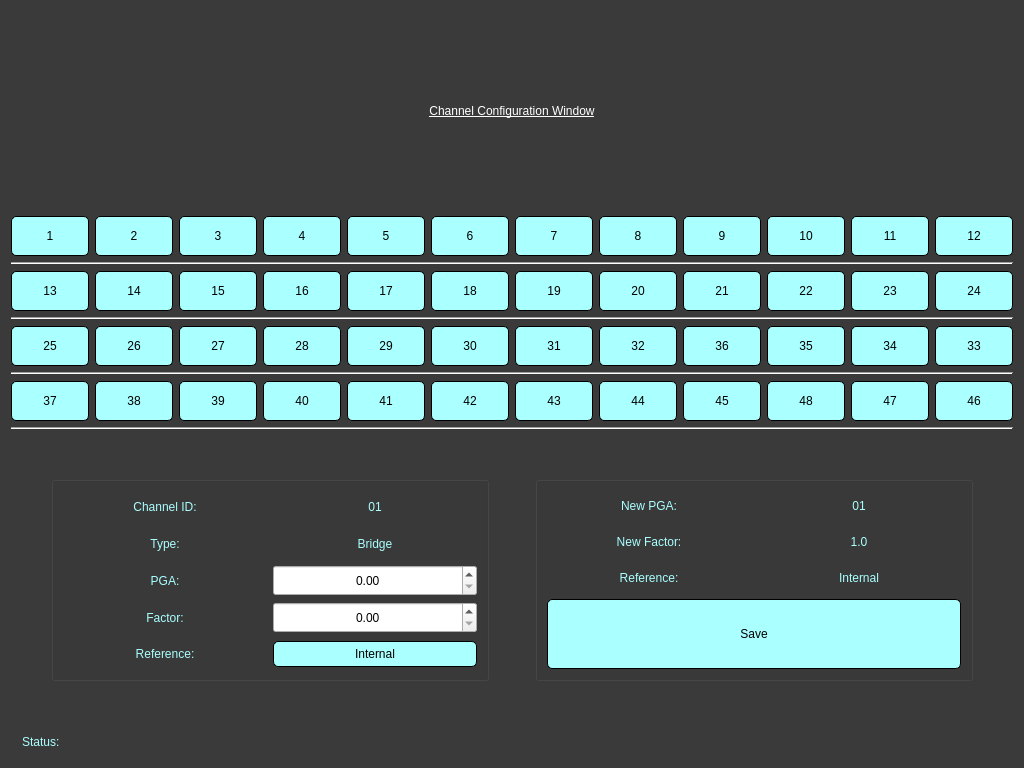
Above: configchwin.ui from Mubshr07/DAQ before the change. Below: the same form after it.
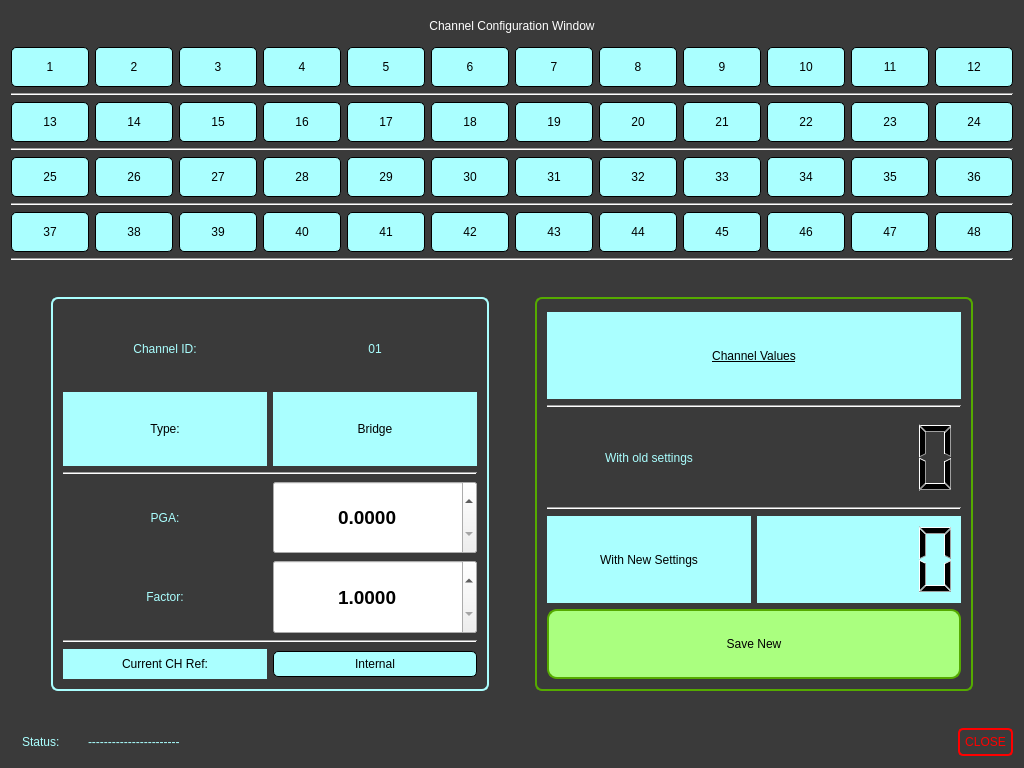
That is the form after the change.

Commit message: saving progress of SettingsFile making and old settings loader on startup

Diff of the .ui file:
```diff
--- a/configchwin.ui
+++ b/configchwin.ui
@@ -54,11 +54,17 @@
   <layout class="QVBoxLayout" name="verticalLayout_4">
    <item>
     <widget class="QLabel" name="label">
+     <property name="sizePolicy">
+      <sizepolicy hsizetype="Preferred" vsizetype="Fixed">
+       <horstretch>0</horstretch>
+       <verstretch>0</verstretch>
+      </sizepolicy>
+     </property>
      <property name="styleSheet">
       <string notr="true">color:white;
 font:700 26pt &quot;Old English Text MT &quot;;
 font:700 26pt &quot;URW Bookman [UKWN]&quot;;
-text-decoration:underline;</string>
+/*text-decoration:underline;*/</string>
      </property>
      <property name="text">
       <string>Channel Configuration Window</string>
@@ -348,6 +354,25 @@
          </property>
         </widget>
        </item>
+       <item>
+        <widget class="QPushButton" name="pb_channel_13">
+         <property name="minimumSize">
+          <size>
+           <width>60</width>
+           <height>40</height>
+          </size>
+         </property>
+         <property name="accessibleName">
+          <string>13</string>
+         </property>
+         <property name="text">
+          <string>14</string>
+         </property>
+         <property name="checkable">
+          <bool>true</bool>
+         </property>
+        </widget>
+       </item>
        <item>
         <widget class="QPushButton" name="pb_channel_14">
          <property name="minimumSize">
@@ -357,25 +382,6 @@
           </size>
          </property>
          <property name="accessibleName">
-          <string>13</string>
-         </property>
-         <property name="text">
-          <string>14</string>
-         </property>
-         <property name="checkable">
-          <bool>true</bool>
-         </property>
-        </widget>
-       </item>
-       <item>
-        <widget class="QPushButton" name="pb_channel_74">
-         <property name="minimumSize">
-          <size>
-           <width>60</width>
-           <height>40</height>
-          </size>
-         </property>
-         <property name="accessibleName">
           <string>14</string>
          </property>
          <property name="text">
@@ -721,7 +727,64 @@
         </widget>
        </item>
        <item>
-        <widget class="QPushButton" name="pb_channel_71">
+        <widget class="QPushButton" name="pb_channel_32">
+         <property name="minimumSize">
+          <size>
+           <width>60</width>
+           <height>40</height>
+          </size>
+         </property>
+         <property name="accessibleName">
+          <string>32</string>
+         </property>
+         <property name="text">
+          <string>33</string>
+         </property>
+         <property name="checkable">
+          <bool>true</bool>
+         </property>
+        </widget>
+       </item>
+       <item>
+        <widget class="QPushButton" name="pb_channel_33">
+         <property name="minimumSize">
+          <size>
+           <width>60</width>
+           <height>40</height>
+          </size>
+         </property>
+         <property name="accessibleName">
+          <string>33</string>
+         </property>
+         <property name="text">
+          <string>34</string>
+         </property>
+         <property name="checkable">
+          <bool>true</bool>
+         </property>
+        </widget>
+       </item>
+       <item>
+        <widget class="QPushButton" name="pb_channel_34">
+         <property name="minimumSize">
+          <size>
+           <width>60</width>
+           <height>40</height>
+          </size>
+         </property>
+         <property name="accessibleName">
+          <string>34</string>
+         </property>
+         <property name="text">
+          <string>35</string>
+         </property>
+         <property name="checkable">
+          <bool>true</bool>
+         </property>
+        </widget>
+       </item>
+       <item>
+        <widget class="QPushButton" name="pb_channel_35">
          <property name="minimumSize">
           <size>
            <width>60</width>
@@ -739,63 +802,6 @@
          </property>
         </widget>
        </item>
-       <item>
-        <widget class="QPushButton" name="pb_channel_70">
-         <property name="minimumSize">
-          <size>
-           <width>60</width>
-           <height>40</height>
-          </size>
-         </property>
-         <property name="accessibleName">
-          <string>34</string>
-         </property>
-         <property name="text">
-          <string>35</string>
-         </property>
-         <property name="checkable">
-          <bool>true</bool>
-         </property>
-        </widget>
-       </item>
-       <item>
-        <widget class="QPushButton" name="pb_channel_69">
-         <property name="minimumSize">
-          <size>
-           <width>60</width>
-           <height>40</height>
-          </size>
-         </property>
-         <property name="accessibleName">
-          <string>33</string>
-         </property>
-         <property name="text">
-          <string>34</string>
-         </property>
-         <property name="checkable">
-          <bool>true</bool>
-         </property>
-        </widget>
-       </item>
-       <item>
-        <widget class="QPushButton" name="pb_channel_68">
-         <property name="minimumSize">
-          <size>
-           <width>60</width>
-           <height>40</height>
-          </size>
-         </property>
-         <property name="accessibleName">
-          <string>32</string>
-         </property>
-         <property name="text">
-          <string>33</string>
-         </property>
-         <property name="checkable">
-          <bool>true</bool>
-         </property>
-        </widget>
-       </item>
       </layout>
      </item>
      <item>
@@ -982,7 +988,45 @@
         </widget>
        </item>
        <item>
-        <widget class="QPushButton" name="pb_channel_95">
+        <widget class="QPushButton" name="pb_channel_45">
+         <property name="minimumSize">
+          <size>
+           <width>60</width>
+           <height>40</height>
+          </size>
+         </property>
+         <property name="accessibleName">
+          <string>45</string>
+         </property>
+         <property name="text">
+          <string>46</string>
+         </property>
+         <property name="checkable">
+          <bool>true</bool>
+         </property>
+        </widget>
+       </item>
+       <item>
+        <widget class="QPushButton" name="pb_channel_46">
+         <property name="minimumSize">
+          <size>
+           <width>60</width>
+           <height>40</height>
+          </size>
+         </property>
+         <property name="accessibleName">
+          <string>46</string>
+         </property>
+         <property name="text">
+          <string>47</string>
+         </property>
+         <property name="checkable">
+          <bool>true</bool>
+         </property>
+        </widget>
+       </item>
+       <item>
+        <widget class="QPushButton" name="pb_channel_47">
          <property name="minimumSize">
           <size>
            <width>60</width>
@@ -1000,44 +1044,6 @@
          </property>
         </widget>
        </item>
-       <item>
-        <widget class="QPushButton" name="pb_channel_94">
-         <property name="minimumSize">
-          <size>
-           <width>60</width>
-           <height>40</height>
-          </size>
-         </property>
-         <property name="accessibleName">
-          <string>46</string>
-         </property>
-         <property name="text">
-          <string>47</string>
-         </property>
-         <property name="checkable">
-          <bool>true</bool>
-         </property>
-        </widget>
-       </item>
-       <item>
-        <widget class="QPushButton" name="pb_channel_93">
-         <property name="minimumSize">
-          <size>
-           <width>60</width>
-           <height>40</height>
-          </size>
-         </property>
-         <property name="accessibleName">
-          <string>45</string>
-         </property>
-         <property name="text">
-          <string>46</string>
-         </property>
-         <property name="checkable">
-          <bool>true</bool>
-         </property>
-        </widget>
-       </item>
       </layout>
      </item>
      <item>
@@ -1060,7 +1066,7 @@
      <property name="sizeHint" stdset="0">
       <size>
        <width>20</width>
-       <height>40</height>
+       <height>30</height>
       </size>
      </property>
     </spacer>
@@ -1085,6 +1091,18 @@
      </item>
      <item>
       <widget class="QGroupBox" name="groupBox">
+       <property name="sizePolicy">
+        <sizepolicy hsizetype="Preferred" vsizetype="Expanding">
+         <horstretch>0</horstretch>
+         <verstretch>0</verstretch>
+        </sizepolicy>
+       </property>
+       <property name="styleSheet">
+        <string notr="true">#groupBox {
+border:2px solid rgb(170, 255, 255);
+border-radius:7px;
+}</string>
+       </property>
        <property name="title">
         <string/>
        </property>
@@ -1102,7 +1120,7 @@
            </widget>
           </item>
           <item>
-           <widget class="QLabel" name="label_7">
+           <widget class="QLabel" name="lbl_Channel_ID">
             <property name="text">
              <string>01</string>
             </property>
@@ -1117,6 +1135,10 @@
          <layout class="QHBoxLayout" name="horizontalLayout_2">
           <item>
            <widget class="QLabel" name="label_3">
+            <property name="styleSheet">
+             <string notr="true">background-color:rgb(170, 255, 255);
+color:rgb(0, 0, 0);</string>
+            </property>
             <property name="text">
              <string>Type:</string>
             </property>
@@ -1126,7 +1148,11 @@
            </widget>
           </item>
           <item>
-           <widget class="QLabel" name="label_8">
+           <widget class="QLabel" name="lbl_Channel_Type">
+            <property name="styleSheet">
+             <string notr="true">background-color:rgb(170, 255, 255);
+color:rgb(0, 0, 0);</string>
+            </property>
             <property name="text">
              <string>Bridge</string>
             </property>
@@ -1137,6 +1163,13 @@
           </item>
          </layout>
         </item>
+        <item>
+         <widget class="Line" name="line_7">
+          <property name="orientation">
+           <enum>Qt::Horizontal</enum>
+          </property>
+         </widget>
+        </item>
         <item>
          <layout class="QHBoxLayout" name="horizontalLayout_3">
           <item>
@@ -1157,9 +1190,19 @@
               <verstretch>0</verstretch>
              </sizepolicy>
             </property>
+            <property name="font">
+             <font>
+              <pointsize>14</pointsize>
+              <weight>75</weight>
+              <bold>true</bold>
+             </font>
+            </property>
             <property name="alignment">
              <set>Qt::AlignCenter</set>
             </property>
+            <property name="decimals">
+             <number>4</number>
+            </property>
            </widget>
           </item>
          </layout>
@@ -1184,19 +1227,43 @@
               <verstretch>0</verstretch>
              </sizepolicy>
             </property>
+            <property name="font">
+             <font>
+              <pointsize>14</pointsize>
+              <weight>75</weight>
+              <bold>true</bold>
+             </font>
+            </property>
             <property name="alignment">
              <set>Qt::AlignCenter</set>
             </property>
+            <property name="decimals">
+             <number>4</number>
+            </property>
+            <property name="minimum">
+             <double>1.000000000000000</double>
+            </property>
            </widget>
           </item>
          </layout>
         </item>
+        <item>
+         <widget class="Line" name="line_8">
+          <property name="orientation">
+           <enum>Qt::Horizontal</enum>
+          </property>
+         </widget>
+        </item>
         <item>
          <layout class="QHBoxLayout" name="horizontalLayout_5">
           <item>
            <widget class="QLabel" name="label_6">
+            <property name="styleSheet">
+             <string notr="true">background-color:rgb(170, 255, 255);
+color:rgb(0, 0, 0);</string>
+            </property>
             <property name="text">
-             <string>Reference:</string>
+             <string>Current CH Ref:</string>
             </property>
             <property name="alignment">
              <set>Qt::AlignCenter</set>
@@ -1233,6 +1300,18 @@
      </item>
      <item>
       <widget class="QGroupBox" name="groupBox_2">
+       <property name="sizePolicy">
+        <sizepolicy hsizetype="Preferred" vsizetype="Expanding">
+         <horstretch>0</horstretch>
+         <verstretch>0</verstretch>
+        </sizepolicy>
+       </property>
+       <property name="styleSheet">
+        <string notr="true">#groupBox_2 {
+border:2px solid  rgb(85, 170, 0);
+border-radius:7px;
+}</string>
+       </property>
        <property name="title">
         <string/>
        </property>
@@ -1241,18 +1320,13 @@
          <layout class="QHBoxLayout" name="horizontalLayout_8">
           <item>
            <widget class="QLabel" name="label_13">
-            <property name="text">
-             <string>New PGA:</string>
+            <property name="styleSheet">
+             <string notr="true">background-color:rgb(170, 255, 255);
+color:rgb(0, 0, 0);
+text-decoration:underline;</string>
             </property>
-            <property name="alignment">
-             <set>Qt::AlignCenter</set>
-            </property>
-           </widget>
-          </item>
-          <item>
-           <widget class="QLabel" name="label_9">
             <property name="text">
-             <string>01</string>
+             <string>Channel Values</string>
             </property>
             <property name="alignment">
              <set>Qt::AlignCenter</set>
@@ -1262,49 +1336,63 @@
          </layout>
         </item>
         <item>
-         <layout class="QHBoxLayout" name="horizontalLayout_13">
+         <widget class="Line" name="line_6">
+          <property name="orientation">
+           <enum>Qt::Horizontal</enum>
+          </property>
+         </widget>
+        </item>
+        <item>
+         <layout class="QHBoxLayout" name="horizontalLayout_19">
           <item>
-           <widget class="QLabel" name="label_14">
+           <widget class="QLabel" name="label_20">
             <property name="text">
-             <string>New Factor:</string>
+             <string>With old settings</string>
             </property>
             <property name="alignment">
              <set>Qt::AlignCenter</set>
             </property>
+            <property name="wordWrap">
+             <bool>true</bool>
+            </property>
            </widget>
           </item>
           <item>
-           <widget class="QLabel" name="label_10">
-            <property name="text">
-             <string>1.0</string>
-            </property>
-            <property name="alignment">
-             <set>Qt::AlignCenter</set>
-            </property>
-           </widget>
+           <widget class="QLCDNumber" name="lcd_Ch_Value_OLD"/>
           </item>
          </layout>
         </item>
         <item>
-         <layout class="QHBoxLayout" name="horizontalLayout_16">
+         <widget class="Line" name="line_5">
+          <property name="orientation">
+           <enum>Qt::Horizontal</enum>
+          </property>
+         </widget>
+        </item>
+        <item>
+         <layout class="QHBoxLayout" name="horizontalLayout_18">
           <item>
-           <widget class="QLabel" name="label_17">
+           <widget class="QLabel" name="label_19">
+            <property name="styleSheet">
+             <string notr="true">background-color:rgb(170, 255, 255);
+color:rgb(0, 0, 0);</string>
+            </property>
             <property name="text">
-             <string>Reference:</string>
+             <string>With New Settings</string>
             </property>
             <property name="alignment">
              <set>Qt::AlignCenter</set>
             </property>
+            <property name="wordWrap">
+             <bool>true</bool>
+            </property>
            </widget>
           </item>
           <item>
-           <widget class="QLabel" name="label_12">
-            <property name="text">
-             <string>Internal</string>
+           <widget class="QLCDNumber" name="lcd_Ch_Value_New">
+            <property name="styleSheet">
+             <string notr="true">background-color:rgb(170, 255, 255); </string>
             </property>
-            <property name="alignment">
-             <set>Qt::AlignCenter</set>
-            </property>
            </widget>
           </item>
          </layout>
@@ -1317,8 +1405,14 @@
             <height>70</height>
            </size>
           </property>
+          <property name="styleSheet">
+           <string notr="true">font: 750 24pt &quot;MS Shell Dlg 2&quot;;
+background-color: rgb(170, 255, 127);
+border:2px solid rgb(85, 170, 0);
+border-radius:10px;</string>
+          </property>
           <property name="text">
-           <string>Save</string>
+           <string>Save New</string>
           </property>
          </widget>
         </item>
@@ -1354,26 +1448,65 @@
      <property name="sizeHint" stdset="0">
       <size>
        <width>20</width>
-       <height>40</height>
+       <height>30</height>
       </size>
      </property>
     </spacer>
    </item>
    <item>
-    <widget class="QLabel" name="label_15">
-     <property name="sizePolicy">
-      <sizepolicy hsizetype="Preferred" vsizetype="Fixed">
-       <horstretch>0</horstretch>
-       <verstretch>0</verstretch>
-      </sizepolicy>
-     </property>
-     <property name="styleSheet">
-      <string notr="true">font: 13pt &quot;MS Shell Dlg 2&quot;;</string>
-     </property>
-     <property name="text">
-      <string>Status:</string>
-     </property>
-    </widget>
+    <layout class="QHBoxLayout" name="horizontalLayout_7">
+     <item>
+      <widget class="QLabel" name="label_7">
+       <property name="sizePolicy">
+        <sizepolicy hsizetype="Fixed" vsizetype="Fixed">
+         <horstretch>0</horstretch>
+         <verstretch>0</verstretch>
+        </sizepolicy>
+       </property>
+       <property name="styleSheet">
+        <string notr="true">font: 13pt &quot;MS Shell Dlg 2&quot;;</string>
+       </property>
+       <property name="text">
+        <string>Status:</string>
+       </property>
+      </widget>
+     </item>
+     <item>
+      <widget class="QLabel" name="lbl_Status">
+       <property name="sizePolicy">
+        <sizepolicy hsizetype="Preferred" vsizetype="Fixed">
+         <horstretch>0</horstretch>
+         <verstretch>0</verstretch>
+        </sizepolicy>
+       </property>
+       <property name="styleSheet">
+        <string notr="true">font: 13pt &quot;MS Shell Dlg 2&quot;;</string>
+       </property>
+       <property name="text">
+        <string>-----------------------</string>
+       </property>
+      </widget>
+     </item>
+     <item>
+      <widget class="QPushButton" name="pb_WindowClose">
+       <property name="sizePolicy">
+        <sizepolicy hsizetype="Fixed" vsizetype="Fixed">
+         <horstretch>0</horstretch>
+         <verstretch>0</verstretch>
+        </sizepolicy>
+       </property>
+       <property name="styleSheet">
+        <string notr="true">background-color:transparent;
+color:red;
+border: 2px solid red;
+padding 10px;</string>
+       </property>
+       <property name="text">
+        <string>CLOSE</string>
+       </property>
+      </widget>
+     </item>
+    </layout>
    </item>
   </layout>
  </widget>
```
Left out of the diff: 64 changed lines with no effect on the pictures. The commit also changes 14 other files.
